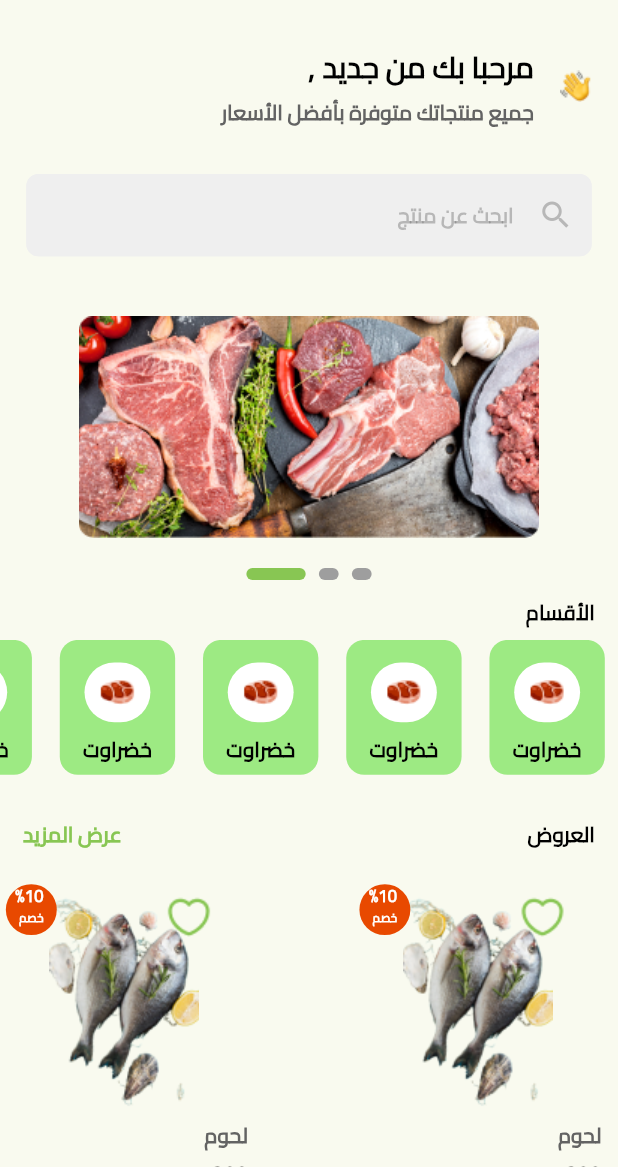
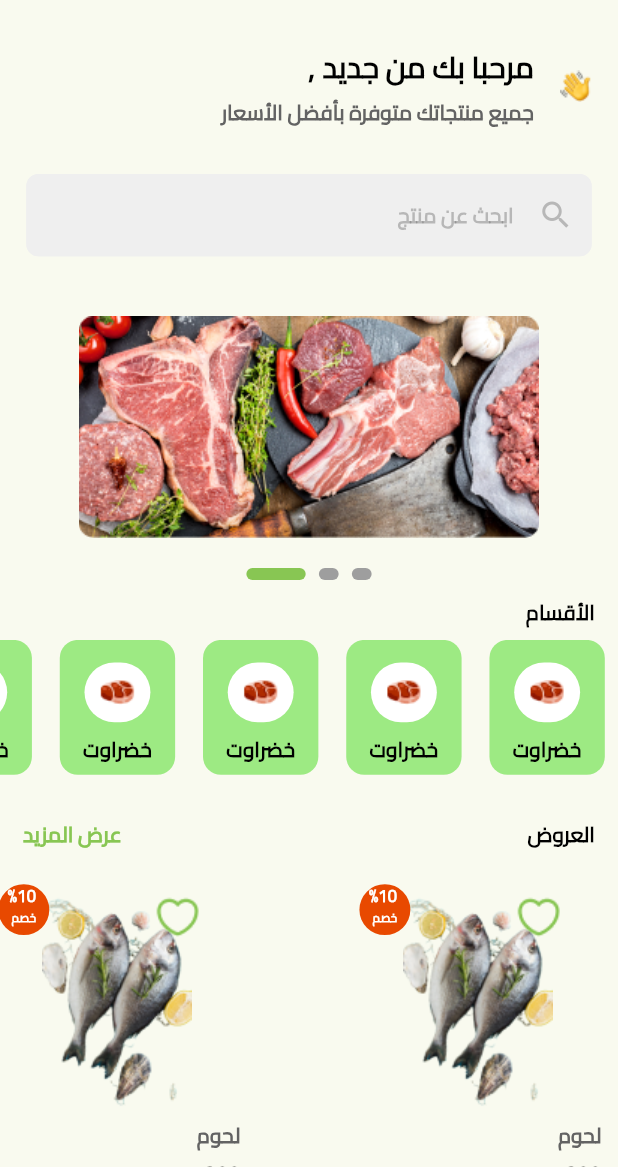
Before and after one commit to ezzAboElmakarem/kian_harri_farm, a Flutter app: the HomeView screen opened directly, on a phone screen of 412 x 824 dp, the part 69-1236 px from its top. Run offline on Flutter 3.47's test engine with Material 3 defaults, Android fonts, the phone set to English and light mode, and no system bars; drawn by our look-alikes of carousel_slider, smooth_page_indicator; our stand-ins replace animated_custom_dropdown, flutter_rating_bar, flutter_screenutil, flutter_svg, font_awesome_flutter, google_maps_flutter and 2 more; missing offline and left inert: google_maps_place_picker_mb; project files that could hold a hidden picture were left out.

Commit message:
edit product card size

```diff
--- a/lib/features/Product_details/widgets/similar_products_slider.dart
+++ b/lib/features/Product_details/widgets/similar_products_slider.dart
@@ -39,9 +39,7 @@
               ),
               itemCount: 8,
               reverse: true,
-              itemBuilder: (context, index) => ProductCard(
-                  cardHeight: 235.h,
-                  cardWidth: 100.w,
+              itemBuilder: (context, index) => const ProductCard(
                   price: '200',
                   oldPrice: '230',
                   productName: 'فريش بيف استربس',
--- a/lib/features/categories/widgets/product_grid_view.dart
+++ b/lib/features/categories/widgets/product_grid_view.dart
@@ -21,9 +21,7 @@
         ),
         itemCount: 20,
         itemBuilder: (BuildContext context, int index) {
-          return ProductCard(
-              cardHeight: 235.h,
-              cardWidth: 140.w,
+          return const ProductCard(
               price: '200',
               oldPrice: '230',
               productName: 'فريش بيف استربس',
--- a/lib/features/favourities/views/favourities_view.dart
+++ b/lib/features/favourities/views/favourities_view.dart
@@ -23,9 +23,7 @@
           mainAxisSpacing: 2.h,
         ),
         itemCount: 5,
-        itemBuilder: (context, index) => ProductCard(
-            cardHeight: 235.h,
-            cardWidth: 100.w,
+        itemBuilder: (context, index) => const ProductCard(
             price: '200',
             oldPrice: '230',
             productName: 'فريش بيف استربس',
--- a/lib/features/home/widgets/offers_list_view.dart
+++ b/lib/features/home/widgets/offers_list_view.dart
@@ -55,9 +55,7 @@
               ),
               itemCount: 8,
               reverse: true,
-              itemBuilder: (context, index) => ProductCard(
-                  cardHeight: 235.h,
-                  cardWidth: 100.w,
+              itemBuilder: (context, index) => const ProductCard(
                   price: '200',
                   oldPrice: '230',
                   productName: 'فريش بيف استربس',
--- a/lib/features/offers/widgets/offers_grid_view.dart
+++ b/lib/features/offers/widgets/offers_grid_view.dart
@@ -24,9 +24,7 @@
           return SizedBox(
             child: Padding(
               padding: EdgeInsets.symmetric(vertical: 8.h, horizontal: 12.w),
-              child: ProductCard(
-                  cardHeight: 235.h,
-                  cardWidth: 100.w,
+              child: const ProductCard(
                   price: '200',
                   oldPrice: '230',
                   productName: 'فريش بيف استربس',
--- a/lib/widgets/product_card.dart
+++ b/lib/widgets/product_card.dart
@@ -17,16 +17,12 @@
     required this.productName,
     required this.imageUrl,
     required this.categoryName,
-    required this.cardWidth,
-    required this.cardHeight,
   });
   final String categoryName;
   final String price;
   final String oldPrice;
   final String productName;
   final String imageUrl;
-  final double cardWidth;
-  final double cardHeight;
 
   @override
   State<ProductCard> createState() => _ProductCardState();
@@ -46,7 +42,7 @@
           },
           child: SizedBox(
             height: 240.h,
-            width: widget.cardHeight,
+            width: 240.h,
             child: Padding(
               padding: EdgeInsets.symmetric(horizontal: 4.w),
               child: Column(
```
